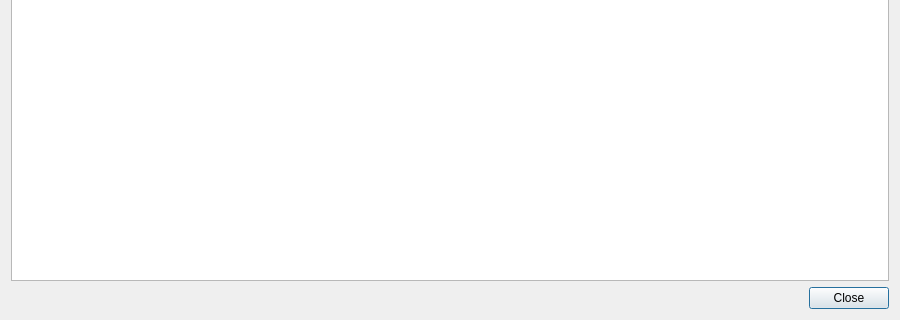
Qt form app/ui/forms/asset_history_dialog.ui (Apie-dup/MaintenanceSystem) before a commit; both pictures show x 0 to 900 and y 330 to 650 of the 900 by 650 pixel window.
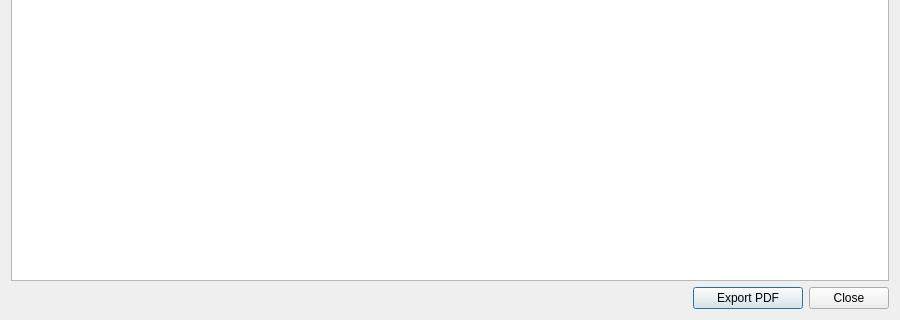
The same form after that commit.

Commit message: Add asset maintenance history PDF export

Patch:
```diff
--- a/app/ui/forms/asset_history_dialog.ui
+++ b/app/ui/forms/asset_history_dialog.ui
@@ -223,11 +223,47 @@
     </widget>
    </item>
    <item>
-    <widget class="QDialogButtonBox" name="buttonBox">
-     <property name="standardButtons">
-      <set>QDialogButtonBox::StandardButton::Close</set>
-     </property>
-    </widget>
+    <layout class="QHBoxLayout" name="horizontalLayout">
+     <item>
+      <spacer name="horizontalSpacer">
+       <property name="orientation">
+        <enum>Qt::Orientation::Horizontal</enum>
+       </property>
+       <property name="sizeHint" stdset="0">
+        <size>
+         <width>40</width>
+         <height>20</height>
+        </size>
+       </property>
+      </spacer>
+     </item>
+     <item>
+      <widget class="QPushButton" name="btnExportPdf">
+       <property name="minimumSize">
+        <size>
+         <width>110</width>
+         <height>0</height>
+        </size>
+       </property>
+       <property name="text">
+        <string>Export PDF</string>
+       </property>
+      </widget>
+     </item>
+     <item>
+      <widget class="QPushButton" name="btnClose">
+       <property name="minimumSize">
+        <size>
+         <width>80</width>
+         <height>0</height>
+        </size>
+       </property>
+       <property name="text">
+        <string>Close</string>
+       </property>
+      </widget>
+     </item>
+    </layout>
    </item>
   </layout>
  </widget>
```
The commit also changes 3 other files.
